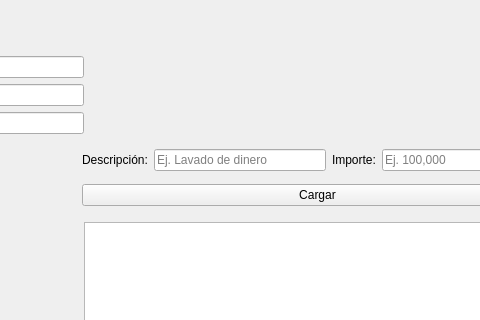
The window that Facturas.ui (ManuelHernandez15/CreadorFacturas) describes before a commit, drawn with Qt 5; both pictures show x 96 to 576 and y 98 to 418 of the 800 by 600 pixel window.
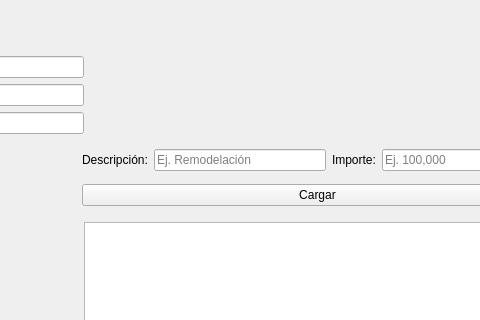
The same window after the commit.

```diff
--- a/Facturas.ui
+++ b/Facturas.ui
@@ -49,7 +49,7 @@
        <item>
         <widget class="QLineEdit" name="txt_descripcion">
          <property name="placeholderText">
-          <string>Ej. Lavado de dinero</string>
+          <string>Ej. Remodelación</string>
          </property>
         </widget>
        </item>
```
